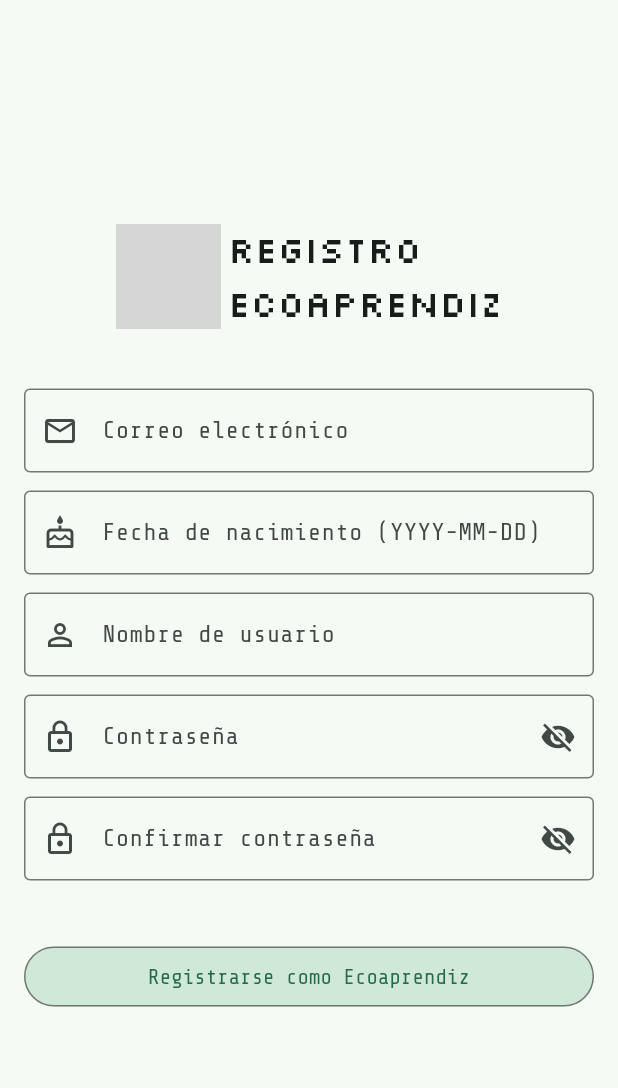
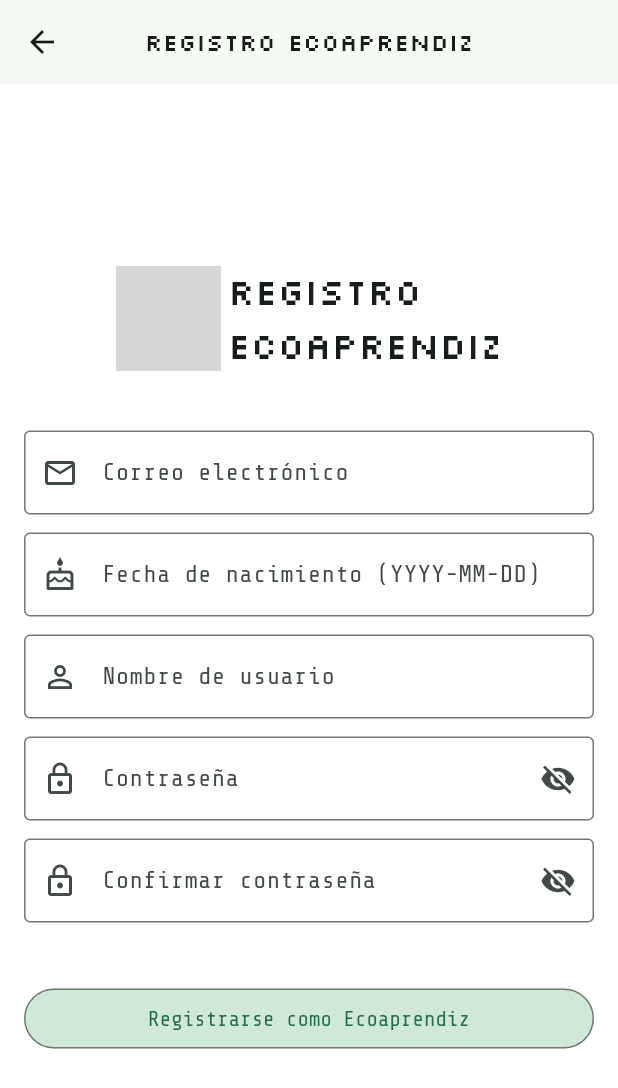
Before and after one commit to caroSeminario23/RECLA_frontend_v2, a Flutter app: the RegistroEco screen opened directly, on a phone screen of 412 x 824 dp. Shown: the top 1088 px of the screen. Run offline on Flutter 3.47's test engine with Material 3 defaults, Android fonts, the phone set to English and light mode, and no system bars; our stand-ins replace image_picker; grey boxes are pictures that could not be loaded.

Commit message:
feat(registro): agregar encabezado y botón de retroceso en la pantalla de registro

```diff
--- a/lib/screens/registro_eco.dart
+++ b/lib/screens/registro_eco.dart
@@ -1,6 +1,7 @@
 import 'package:flutter/material.dart';
 import 'package:provider/provider.dart';
 import 'package:recla/providers/usuario.dart';
+import 'package:recla/screens/login.dart';
 import 'package:recla/widgets/encabezado.dart';
 import 'package:intl/intl.dart';
 
@@ -85,6 +86,24 @@ class _RegistroEcoState extends State<RegistroEco> {
     final usuarioProvider = Provider.of<UsuarioProvider>(context);
 
     return Scaffold(
+      backgroundColor: Colors.white,
+      appBar: AppBar(
+        centerTitle: true,
+        title: Text(
+          'REGISTRO ECOAPRENDIZ',
+          style: Theme.of(context).textTheme.titleMedium,
+        ),
+        automaticallyImplyLeading: false,
+        leading: IconButton(
+          icon: const Icon(Icons.arrow_back_outlined),
+          onPressed: () {
+            Navigator.of(
+              context,
+            ).push(MaterialPageRoute(builder: (_) => const Login()));
+          },
+        ),
+      ),
+
       body: Center(
         child: SingleChildScrollView(
           padding: const EdgeInsets.symmetric(horizontal: 16.0),
```
